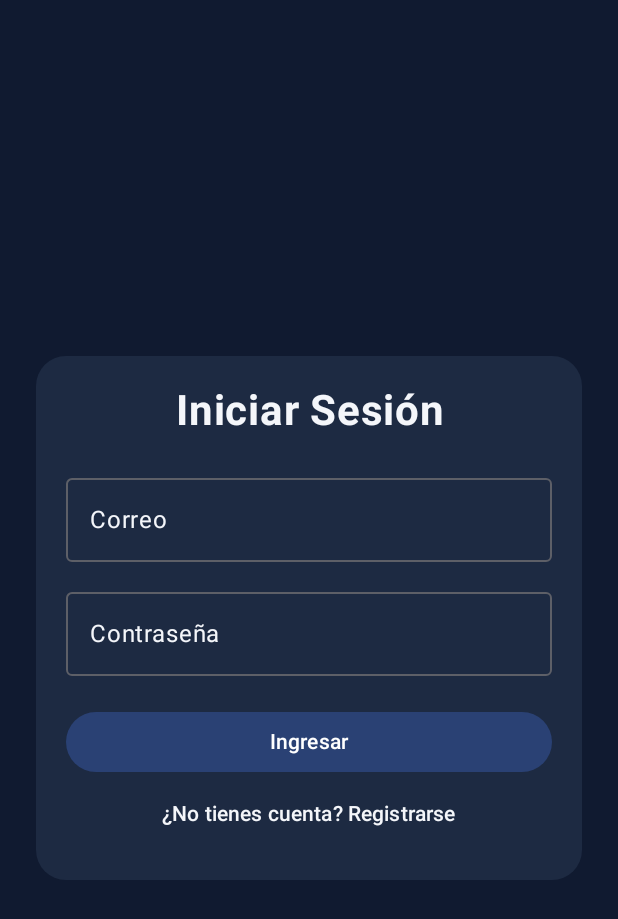
After one commit to XJONAX9/JS_INCORPORATION, an Android app built with Jetpack Compose: the LoginScreen screen opened through its navigation route, on a phone screen of 412 x 824 dp. The commit adds this screen. Shown: the top 919 px of the screen. Run offline under Robolectric (Android 15) with nearby library versions, the phone set to English and light mode, and no system bars; our stand-ins replace Room's generated code.

Commit message:
Implementacion Room, login y cierre de sesion

```diff
--- a/app/build.gradle.kts
+++ b/app/build.gradle.kts
@@ -1,6 +1,7 @@
 plugins {
     alias(libs.plugins.android.application)
     alias(libs.plugins.kotlin.compose)
+    alias(libs.plugins.ksp)
 }
 
 android {
@@ -43,6 +44,9 @@ dependencies {
     implementation("androidx.datastore:datastore-preferences:1.1.0")
     implementation("io.coil-kt:coil-compose:2.7.0")
     implementation("androidx.compose.material:material-icons-extended")
+    implementation("androidx.room:room-runtime:2.7.0")
+    implementation("androidx.room:room-ktx:2.7.0")
+    ksp("androidx.room:room-compiler:2.7.0")
 
 
     implementation(libs.androidx.activity.compose)
--- a/app/src/main/java/com/example/js_incorporation/MainActivity.kt
+++ b/app/src/main/java/com/example/js_incorporation/MainActivity.kt
@@ -28,6 +28,8 @@ import com.example.js_incorporation.viewmodels.UsuarioViewModel
 import com.example.js_incorporation.viewmodels.ProductoViewModel
 import com.example.js_incorporation.viewmodels.EstadoViewModel
 import kotlinx.coroutines.flow.collectLatest
+import com.example.js_incorporation.ui.screens.BienvenidaScreen
+import com.example.js_incorporation.ui.screens.LoginScreen
 
 class MainActivity : ComponentActivity() {
 
@@ -72,8 +74,30 @@ class MainActivity : ComponentActivity() {
                 ) {
                     NavHost(
                         navController = navController,
-                        startDestination = Screen.Home.route
+                        startDestination = Screen.Bienvenida.route
                     ) {
+                        composable(Screen.Bienvenida.route) {
+                            BienvenidaScreen(
+                                onIniciarClick = {
+                                    navController.navigate(Screen.Login.route)
+                                }
+                            )
+                        }
+
+                        composable(Screen.Login.route) {
+                            LoginScreen(
+                                usuarioViewModel = usuarioViewModel,
+
+                                onLoginClick = {
+                                    navController.navigate(Screen.Home.route)
+                                },
+
+                                onRegistrarseClick = {
+                                    navController.navigate("registro")
+                                }
+                            )
+                        }
+
                         composable("registro") {
                             RegistroScreen(
                                 navController = navController,
@@ -120,7 +144,17 @@ class MainActivity : ComponentActivity() {
                         }
 
                         composable(Screen.Perfil.route) {
-                            PerfilScreen(viewModel = viewModel)
+                            PerfilScreen(
+                                viewModel = viewModel,
+                                usuarioViewModel = usuarioViewModel,
+                                onCerrarSesion = {
+                                    navController.navigate(Screen.Login.route) {
+                                        popUpTo(Screen.Home.route) {
+                                            inclusive = true
+                                        }
+                                    }
+                                }
+                            )
                         }
 
                         composable(Screen.ModoEspecial.route) {
--- a/app/src/main/java/com/example/js_incorporation/model/Producto.kt
+++ b/app/src/main/java/com/example/js_incorporation/model/Producto.kt
@@ -1,6 +1,10 @@
 package com.example.js_incorporation.model
 
+import androidx.room.Entity
+import androidx.room.PrimaryKey
+@Entity(tableName = "productos")
 data class Producto(
+    @PrimaryKey
     val codigo: String,
     val nombre: String,
     val categoria: String,
--- a/app/src/main/java/com/example/js_incorporation/navigation/Screen.kt
+++ b/app/src/main/java/com/example/js_incorporation/navigation/Screen.kt
@@ -16,4 +16,9 @@ sealed class Screen(val route: String) {
 
 
     data object HistorialMovimientos : Screen("historial_movimientos_page")
+
+
+    data object Bienvenida : Screen("bienvenida")
+
+    data object Login : Screen("login")
 }
--- /dev/null
+++ b/app/src/main/java/com/example/js_incorporation/ui/screens/BienvenidaScreen.kt
@@ -0,0 +1,103 @@
+package com.example.js_incorporation.ui.screens
+
+import androidx.compose.foundation.background
+import androidx.compose.foundation.layout.Arrangement
+import androidx.compose.foundation.layout.Column
+import androidx.compose.foundation.layout.fillMaxSize
+import androidx.compose.foundation.layout.fillMaxWidth
+import androidx.compose.foundation.layout.padding
+import androidx.compose.foundation.shape.RoundedCornerShape
+import androidx.compose.material3.Button
+import androidx.compose.material3.Card
+import androidx.compose.material3.CardDefaults
+import androidx.compose.material3.Text
+import androidx.compose.runtime.Composable
+import androidx.compose.ui.Alignment
+import androidx.compose.ui.Modifier
+import androidx.compose.ui.graphics.Color
+import androidx.compose.ui.text.font.FontWeight
+import androidx.compose.ui.unit.dp
+import androidx.compose.ui.unit.sp
+import androidx.compose.foundation.Image
+import androidx.compose.ui.layout.ContentScale
+import androidx.compose.ui.res.painterResource
+import com.example.js_incorporation.R
+import androidx.compose.foundation.layout.Spacer
+import androidx.compose.foundation.layout.height
+import androidx.compose.foundation.layout.size
+import androidx.compose.ui.text.style.TextAlign
+
+private val AzulOscuro = Color(0xFF101A30)
+private val AzulTarjeta = Color(0xFF1D2A42)
+private val Blanco = Color(0xFFF4F6FA)
+
+@Composable
+fun BienvenidaScreen(
+    onIniciarClick: () -> Unit
+) {
+    Column(
+        modifier = Modifier
+            .fillMaxSize()
+            .background(AzulOscuro)
+            .padding(24.dp),
+        horizontalAlignment = Alignment.CenterHorizontally,
+        verticalArrangement = Arrangement.Center
+    ) {
+
+        Image(
+            painter = painterResource(id = R.drawable.logo),
+            contentDescription = "Logo Kaiju",
+            modifier = Modifier.size(320.dp),
+            contentScale = ContentScale.Fit
+        )
+
+        Spacer(modifier = Modifier.height(16.dp))
+
+        Text(
+            text = "Sistema de gestión de inventario",
+            color = Blanco,
+            fontSize = 16.sp,
+            textAlign = TextAlign.Center,
+            modifier = Modifier.fillMaxWidth().padding(top = 10.dp)
+        )
+
+        Card(
+            modifier = Modifier
+                .fillMaxWidth()
+                .padding(top = 40.dp),
+            colors = CardDefaults.cardColors(
+                containerColor = AzulTarjeta
+            ),
+            shape = RoundedCornerShape(20.dp)
+        ) {
+            Column(
+                modifier = Modifier.padding(20.dp),
+                horizontalAlignment = Alignment.CenterHorizontally
+            ) {
+
+                Text(
+                    text = "Bienvenido",
+                    color = Blanco,
+                    fontWeight = FontWeight.Bold,
+                    fontSize = 24.sp
+                )
+
+                Text(
+                    text = "Controla tus productos y administra tu inventario de forma sencilla.",
+                    textAlign = TextAlign.Center,
+                    color = Blanco,
+                    modifier = Modifier.fillMaxWidth().padding(top = 10.dp)
+                )
+
+                Button(
+                    onClick = onIniciarClick,
+                    modifier = Modifier
+                        .fillMaxWidth()
+                        .padding(top = 20.dp)
+                ) {
+                    Text("Iniciar")
+                }
+            }
+        }
+    }
+}
--- /dev/null
+++ b/app/src/main/java/com/example/js_incorporation/ui/screens/LoginScreen.kt
@@ -0,0 +1,137 @@
+package com.example.js_incorporation.ui.screens
+
+import androidx.compose.foundation.background
+import androidx.compose.foundation.layout.*
+import androidx.compose.foundation.shape.RoundedCornerShape
+import androidx.compose.material3.*
+import androidx.compose.runtime.*
+import androidx.compose.ui.Alignment
+import androidx.compose.ui.Modifier
+import androidx.compose.ui.graphics.Color
+import androidx.compose.ui.text.font.FontWeight
+import androidx.compose.ui.text.input.PasswordVisualTransformation
+import androidx.compose.ui.unit.dp
+import androidx.compose.ui.unit.sp
+import com.example.js_incorporation.viewmodels.UsuarioViewModel
+import androidx.compose.ui.text.style.TextAlign
+
+private val AzulOscuro = Color(0xFF101A30)
+private val AzulTarjeta = Color(0xFF1D2A42)
+private val Blanco = Color(0xFFF4F6FA)
+
+@Composable
+fun LoginScreen(
+    usuarioViewModel: UsuarioViewModel,
+    onLoginClick: () -> Unit,
+    onRegistrarseClick: () -> Unit
+) {
+
+    var correo by remember { mutableStateOf("") }
+    var contrasena by remember { mutableStateOf("") }
+    var errorLogin by remember { mutableStateOf("") }
+
+    Column(
+        modifier = Modifier
+            .fillMaxSize()
+            .background(AzulOscuro)
+            .padding(24.dp),
+        horizontalAlignment = Alignment.CenterHorizontally,
+        verticalArrangement = Arrangement.Center
+    ) {
+
+        Card(
+            modifier = Modifier.fillMaxWidth(),
+            shape = RoundedCornerShape(20.dp),
+            colors = CardDefaults.cardColors(
+                containerColor = AzulTarjeta
+            )
+        ) {
+
+            Column(
+                modifier = Modifier.padding(20.dp)
+            ) {
+
+                Text(
+                    text = "Iniciar Sesión",
+                    color = Blanco,
+                    fontSize = 28.sp,
+                    fontWeight = FontWeight.Bold,
+                    textAlign = TextAlign.Center,
+                    modifier = Modifier.fillMaxWidth()
+                )
+
+                Spacer(modifier = Modifier.height(20.dp))
+
+                OutlinedTextField(
+                    value = correo,
+                    onValueChange = { correo = it },
+                    label = { Text("Correo") },
+                    modifier = Modifier.fillMaxWidth(),
+                    colors = OutlinedTextFieldDefaults.colors(
+                        focusedTextColor = Blanco,
+                        unfocusedTextColor = Blanco,
+                        focusedLabelColor = Blanco,
+                        unfocusedLabelColor = Blanco
+                    )
+                )
+
+                Spacer(modifier = Modifier.height(12.dp))
+
+                OutlinedTextField(
+                    value = contrasena,
+                    onValueChange = { contrasena = it },
+                    label = { Text("Contraseña") },
+                    visualTransformation = PasswordVisualTransformation(),
+                    modifier = Modifier.fillMaxWidth(),
+                    colors = OutlinedTextFieldDefaults.colors(
+                        focusedTextColor = Blanco,
+                        unfocusedTextColor = Blanco,
+                        focusedLabelColor = Blanco,
+                        unfocusedLabelColor = Blanco
+                    )
+                )
+
+                Spacer(modifier = Modifier.height(20.dp))
+
+                Button(
+                    onClick = {
+                        if (correo.isBlank()) {
+                            errorLogin = "Debe ingresar un correo"
+                        } else if (contrasena.isBlank()) {
+                            errorLogin = "Debe ingresar una contraseña"
+                        } else if (correo != usuarioViewModel.estado.value.correo) {
+                            errorLogin = "El usuario no existe"
+                        } else if (contrasena != usuarioViewModel.estado.value.clave) {
+                            errorLogin = "La contraseña es incorrecta"
+                        } else {
+                            errorLogin = ""
+                            onLoginClick()
+                        }
+                    },
+                    modifier = Modifier.fillMaxWidth()
+                ) {
+                    Text("Ingresar")
+                }
+
+                if (errorLogin.isNotEmpty()) {
+                    Text(
+                        text = errorLogin,
+                        color = Color.Red,
+                        modifier = Modifier.padding(top = 8.dp)
+                    )
+                }
+                TextButton(
+                    onClick = {
+                        onRegistrarseClick()
+                    },
+                    modifier = Modifier.fillMaxWidth()
+                ) {
+                    Text(
+                        text = "¿No tienes cuenta? Registrarse",
+                        color = Blanco
+                    )
+                }
+            }
+        }
+    }
+}
--- a/app/src/main/java/com/example/js_incorporation/viewmodels/ProductoViewModel.kt
+++ b/app/src/main/java/com/example/js_incorporation/viewmodels/ProductoViewModel.kt
@@ -3,14 +3,13 @@ package com.example.js_incorporation.viewmodels
 import android.app.Application
 import androidx.lifecycle.AndroidViewModel
 import androidx.lifecycle.viewModelScope
-import com.example.js_incorporation.data.ProductoDataStore
+import com.example.js_incorporation.data.DatabaseProvider
 import com.example.js_incorporation.model.Producto
 import com.example.js_incorporation.model.OperacionInventario
 import com.example.js_incorporation.model.EntradaInventario
 import com.example.js_incorporation.model.SalidaInventario
 import kotlinx.coroutines.flow.MutableStateFlow
 import kotlinx.coroutines.flow.asStateFlow
-import kotlinx.coroutines.flow.first
 import kotlinx.coroutines.launch
 import java.text.SimpleDateFormat
 import java.util.Date
@@ -18,7 +17,7 @@ import java.util.Locale
 
 class ProductoViewModel(application: Application) : AndroidViewModel(application) {
 
-    private val productoDataStore = ProductoDataStore(application)
+    private val productoDao = DatabaseProvider.getDatabase(application).productoDao()
 
     private val _productos = MutableStateFlow<List<Producto>>(emptyList())
     val productos = _productos.asStateFlow()
@@ -32,9 +31,12 @@ class ProductoViewModel(application: Application) : AndroidViewModel(application
 
     private fun cargarProductos() {
         viewModelScope.launch {
-            val guardados = productoDataStore.obtenerProductos().first()
-
-            _productos.value = guardados ?: listOf(
+            val guardados = productoDao.obtenerTodos()
+            _productos.value =
+                if (guardados.isNotEmpty()) {
+                    guardados
+                } else {
+                    listOf(
                         Producto("KJ001", "Poleron negro", "Vestuario", 15, 5),
                         Producto("KJ002", "Polera blanca", "Vestuario", 25, 5),
                         Producto("KJ003", "Mouse inalambrico", "Electronica", 8, 5),
@@ -42,16 +44,16 @@ class ProductoViewModel(application: Application) : AndroidViewModel(application
                         Producto("KJ005", "Cable USB-C", "Accesorios", 4, 5),
                         Producto("KJ006", "Caja de embalaje", "Materiales", 30, 10)
                     )
-
-            if (guardados == null) {
-                guardarProductos()
                 }
         }
     }
 
     private fun guardarProductos() {
         viewModelScope.launch {
-            productoDataStore.guardarProductos(_productos.value)
+            productoDao.eliminarTodos()
+            _productos.value.forEach { producto ->
+                productoDao.insertar(producto)
+            }
         }
     }
 
--- a/app/src/main/java/com/example/js_incorporation/viewmodels/UsuarioViewModel.kt
+++ b/app/src/main/java/com/example/js_incorporation/viewmodels/UsuarioViewModel.kt
@@ -89,4 +89,5 @@ class UsuarioViewModel : ViewModel() {
 
         return !hayErrores && actual.aceptaTerminos
     }
+
 }
--- a/gradle.properties
+++ b/gradle.properties
@@ -17,3 +17,4 @@ org.gradle.jvmargs=-Xmx2048m -Dfile.encoding=UTF-8
 org.gradle.configuration-cache=true
 # Kotlin code style for this project: "official" or "obsolete":
 kotlin.code.style=official
+android.disallowKotlinSourceSets=false
--- a/gradle/libs.versions.toml
+++ b/gradle/libs.versions.toml
@@ -8,6 +8,7 @@ lifecycleRuntimeKtx = "2.11.0"
 activityCompose = "1.13.0"
 kotlin = "2.2.10"
 composeBom = "2026.02.01"
+ksp = "2.2.10-2.0.2"
 
 [libraries]
 androidx-core-ktx = { group = "androidx.core", name = "core-ktx", version.ref = "coreKtx" }
@@ -24,7 +25,11 @@ androidx-compose-ui-tooling-preview = { group = "androidx.compose.ui", name = "u
 androidx-compose-ui-test-manifest = { group = "androidx.compose.ui", name = "ui-test-manifest" }
 androidx-compose-ui-test-junit4 = { group = "androidx.compose.ui", name = "ui-test-junit4" }
 androidx-compose-material3 = { group = "androidx.compose.material3", name = "material3" }
+room-runtime = { group = "androidx.room", name = "room-runtime", version = "2.7.0" }
+room-ktx = { group = "androidx.room", name = "room-ktx", version = "2.7.0" }
+room-compiler = { group = "androidx.room", name = "room-compiler", version = "2.7.0" }
 
 [plugins]
 android-application = { id = "com.android.application", version.ref = "agp" }
 kotlin-compose = { id = "org.jetbrains.kotlin.plugin.compose", version.ref = "kotlin" }
+ksp = { id = "com.google.devtools.ksp", version.ref = "ksp" }
```
Also changed, not shown: app/src/main/java/com/example/js_incorporation/data/AppDatabase.kt (added, +12 -0 lines), app/src/main/java/com/example/js_incorporation/data/DatabaseProvider.kt (added, +20 -0 lines), app/src/main/java/com/example/js_incorporation/data/ProductoDao.kt (added, +20 -0 lines), app/src/main/java/com/example/js_incorporation/data/ProductoDataStore.kt (deleted, +0 -74 lines), app/src/main/java/com/example/js_incorporation/ui/screens/PerfilScreen.kt (+45 -4 lines), app/src/main/java/com/example/js_incorporation/ui/screens/RegistroScreen.kt (+10 -2 lines). Lines whose indentation alone changed are shown as unchanged.
